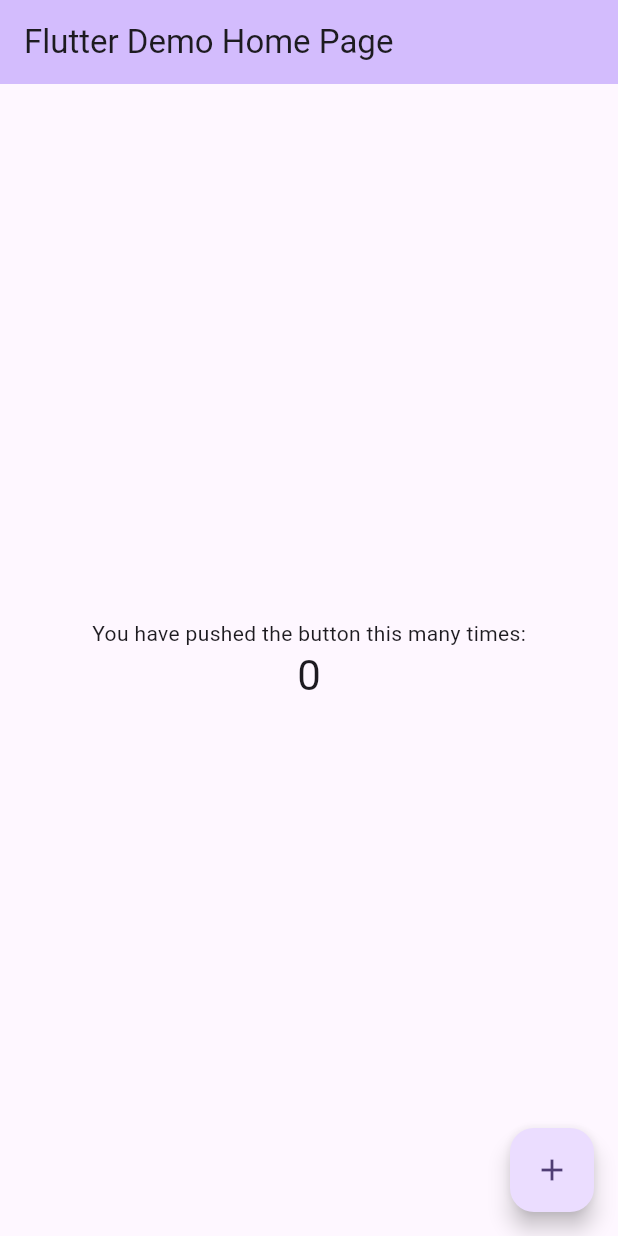
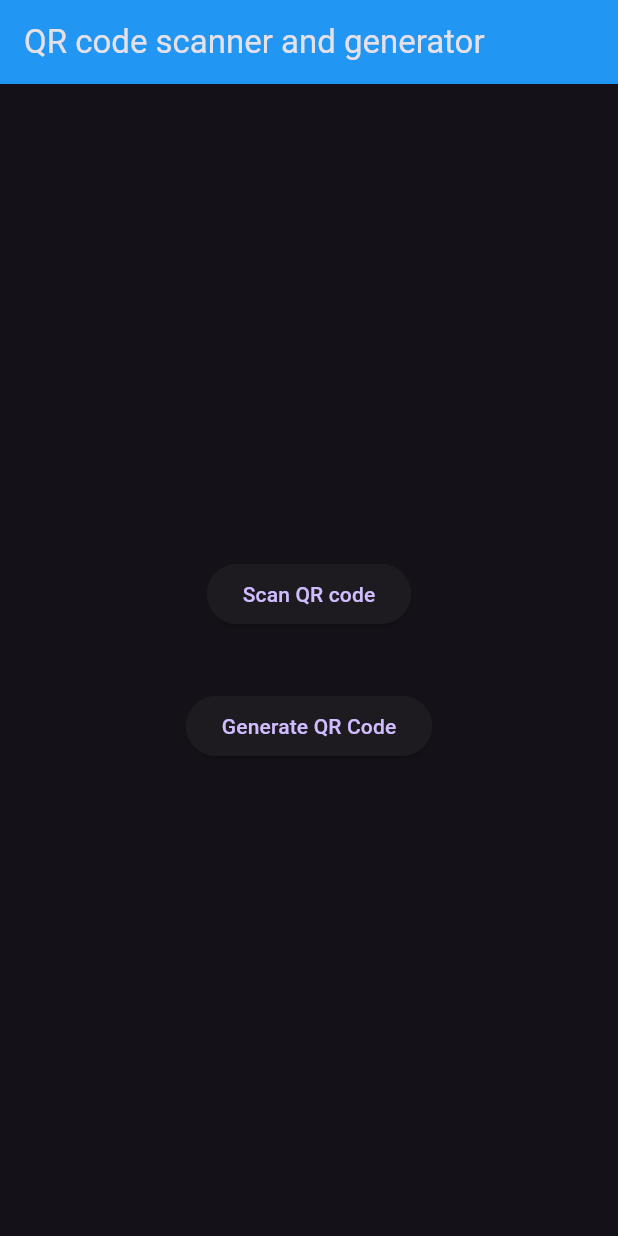
Before and after one commit to Abhay7592/qr_code_scanner_generator_app, a Flutter app: the screen it shows after launch, on a phone screen of 412 x 824 dp. Run offline on Flutter 3.47's test engine with Material 3 defaults, Android fonts, the phone set to English and light mode, and no system bars.

Commit message:
Basic Structure of the page

```diff
--- a/lib/main.dart
+++ b/lib/main.dart
@@ -11,115 +11,47 @@ class MyApp extends StatelessWidget {
   @override
   Widget build(BuildContext context) {
     return MaterialApp(
-      title: 'Flutter Demo',
-      theme: ThemeData(
-        // This is the theme of your application.
-        //
-        // TRY THIS: Try running your application with "flutter run". You'll see
-        // the application has a purple toolbar. Then, without quitting the app,
-        // try changing the seedColor in the colorScheme below to Colors.green
-        // and then invoke "hot reload" (save your changes or press the "hot
-        // reload" button in a Flutter-supported IDE, or press "r" if you used
-        // the command line to start the app).
-        //
-        // Notice that the counter didn't reset back to zero; the application
-        // state is not lost during the reload. To reset the state, use hot
-        // restart instead.
-        //
-        // This works for code too, not just values: Most code changes can be
-        // tested with just a hot reload.
-        colorScheme: ColorScheme.fromSeed(seedColor: Colors.deepPurple),
-        useMaterial3: true,
-      ),
-      home: const MyHomePage(title: 'Flutter Demo Home Page'),
+      title: 'QR code Scanner and Generator',
+      debugShowCheckedModeBanner: false,
+      theme: ThemeData.dark(),
+      home: const MyHomePage(),
     );
   }
 }
 
 class MyHomePage extends StatefulWidget {
-  const MyHomePage({super.key, required this.title});
-
-  // This widget is the home page of your application. It is stateful, meaning
-  // that it has a State object (defined below) that contains fields that affect
-  // how it looks.
-
-  // This class is the configuration for the state. It holds the values (in this
-  // case the title) provided by the parent (in this case the App widget) and
-  // used by the build method of the State. Fields in a Widget subclass are
-  // always marked "final".
-
-  final String title;
+  const MyHomePage({super.key});
 
   @override
   State<MyHomePage> createState() => _MyHomePageState();
 }
 
 class _MyHomePageState extends State<MyHomePage> {
-  int _counter = 0;
-
-  void _incrementCounter() {
-    setState(() {
-      // This call to setState tells the Flutter framework that something has
-      // changed in this State, which causes it to rerun the build method below
-      // so that the display can reflect the updated values. If we changed
-      // _counter without calling setState(), then the build method would not be
-      // called again, and so nothing would appear to happen.
-      _counter++;
-    });
-  }
-
   @override
   Widget build(BuildContext context) {
-    // This method is rerun every time setState is called, for instance as done
-    // by the _incrementCounter method above.
-    //
-    // The Flutter framework has been optimized to make rerunning build methods
-    // fast, so that you can just rebuild anything that needs updating rather
-    // than having to individually change instances of widgets.
     return Scaffold(
       appBar: AppBar(
-        // TRY THIS: Try changing the color here to a specific color (to
-        // Colors.amber, perhaps?) and trigger a hot reload to see the AppBar
-        // change color while the other colors stay the same.
-        backgroundColor: Theme.of(context).colorScheme.inversePrimary,
-        // Here we take the value from the MyHomePage object that was created by
-        // the App.build method, and use it to set our appbar title.
-        title: Text(widget.title),
+        title: Text("QR code scanner and generator"),backgroundColor: Colors.blue,
       ),
-      body: Center(
-        // Center is a layout widget. It takes a single child and positions it
-        // in the middle of the parent.
+      body:Center(
         child: Column(
-          // Column is also a layout widget. It takes a list of children and
-          // arranges them vertically. By default, it sizes itself to fit its
-          // children horizontally, and tries to be as tall as its parent.
-          //
-          // Column has various properties to control how it sizes itself and
-          // how it positions its children. Here we use mainAxisAlignment to
-          // center the children vertically; the main axis here is the vertical
-          // axis because Columns are vertical (the cross axis would be
-          // horizontal).
-          //
-          // TRY THIS: Invoke "debug painting" (choose the "Toggle Debug Paint"
-          // action in the IDE, or press "p" in the console), to see the
-          // wireframe for each widget.
           mainAxisAlignment: MainAxisAlignment.center,
-          children: <Widget>[
-            const Text(
-              'You have pushed the button this many times:',
-            ),
-            Text(
-              '$_counter',
-              style: Theme.of(context).textTheme.headlineMedium,
-            ),
+          children: [
+            ElevatedButton(onPressed: (){
+              setState(() {
+
+              });
+            }, child: Text("Scan QR code")),
+            SizedBox(height: 40,),
+            ElevatedButton(onPressed: (){
+              setState(() {
+
+              });
+            }, child: Text("Generate QR Code")),
+
           ],
         ),
-      ),
-      floatingActionButton: FloatingActionButton(
-        onPressed: _incrementCounter,
-        tooltip: 'Increment',
-        child: const Icon(Icons.add),
-      ), // This trailing comma makes auto-formatting nicer for build methods.
+      ) ,
     );
   }
 }
```
